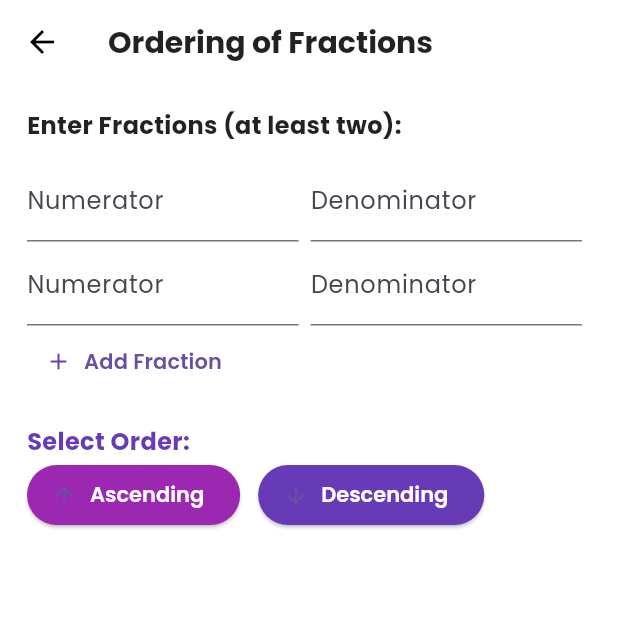
After one commit to JudeChika/Math-Guru, a Flutter app: the OrderingFractionsScreen screen opened directly, on a phone screen of 412 x 824 dp, the top half of it. The commit adds this screen. Run offline on Flutter 3.47's test engine with Material 3 defaults, Android fonts, the phone set to English and light mode, and no system bars; our stand-ins replace cloud_firestore, firebase_auth, firebase_core, firebase_storage, flutter_animate, flutter_riverpod and 4 more; missing offline and left inert: flutter_math_fork; accounts and stored records are empty.

Commit message:
my files

```diff
--- a/lib/features/junior_secondary/jss1/fractions/mixed_improper/mixed_improper_screen.dart
+++ b/lib/features/junior_secondary/jss1/fractions/mixed_improper/mixed_improper_screen.dart
@@ -162,7 +162,7 @@ class _MixedImproperScreenState extends State<MixedImproperScreen>
           children: [
             Text('Step 3: Split the fraction: ', style: textStyle),
             FractionText(
-              numerator: '${prod} + ${output.numerator}',
+              numerator: '$prod + ${output.numerator}',
               denominator: output.denominator,
               fontSize: 14,
               fontWeight: FontWeight.bold, color: Colors.deepPurple,
--- /dev/null
+++ b/lib/features/junior_secondary/jss1/fractions/ordering_of_fractions/fraction_display.dart
@@ -0,0 +1,29 @@
+import 'package:flutter/material.dart';
+import 'package:flutter_math_fork/flutter_math.dart';
+import 'package:google_fonts/google_fonts.dart';
+
+class FractionDisplay extends StatelessWidget {
+  final int numerator;
+  final int denominator;
+  final double fontSize;
+  final Color? color;
+  const FractionDisplay({
+    super.key,
+    required this.numerator,
+    required this.denominator,
+    this.fontSize = 22,
+    this.color, required String fontFamily,
+  });
+
+  @override
+  Widget build(BuildContext context) {
+    return Math.tex(
+      "\\frac{$numerator}{$denominator}",
+      textStyle: GoogleFonts.poppins(
+        fontSize: fontSize,
+        color: color ?? Colors.deepPurple,
+        fontWeight: FontWeight.bold,
+      ),
+    );
+  }
+}
--- /dev/null
+++ b/lib/features/junior_secondary/jss1/fractions/ordering_of_fractions/ordering_fractions_logic.dart
@@ -0,0 +1,59 @@
+import 'ordering_fractions_models.dart';
+
+class OrderingFractionsLogic {
+  static int gcd(int a, int b) {
+    while (b != 0) {
+      final t = b;
+      b = a % b;
+      a = t;
+    }
+    return a;
+  }
+
+  static int lcm2(int a, int b) => (a * b) ~/ gcd(a, b);
+
+  static int findLcmList(List<int> nums) {
+    int lcm = nums[0];
+    for (int n in nums.skip(1)) {
+      lcm = lcm2(lcm, n);
+    }
+    return lcm;
+  }
+
+  static List<WorkingStep> calculateWorkingSteps(List<FractionInput> fractions) {
+    final numerators = fractions.map((f) => f.numerator!).toList();
+    final denominators = fractions.map((f) => f.denominator!).toList();
+    final lcm = findLcmList(denominators);
+    final steps = <WorkingStep>[];
+    for (int i = 0; i < fractions.length; i++) {
+      final factor = lcm ~/ denominators[i];
+      final value = numerators[i] * factor;
+      steps.add(WorkingStep(
+        index: i,
+        numerator: numerators[i],
+        denominator: denominators[i],
+        lcm: lcm,
+        factor: factor,
+        value: value,
+      ));
+    }
+    return steps;
+  }
+
+  static List<FractionWithValue> orderFractions(
+      List<WorkingStep> steps, {
+        required bool ascending,
+      }) {
+    final withValues = [
+      for (final step in steps)
+        FractionWithValue(
+          numerator: step.numerator,
+          denominator: step.denominator,
+          value: step.value,
+        )
+    ];
+    withValues.sort((a, b) =>
+    ascending ? a.value.compareTo(b.value) : b.value.compareTo(a.value));
+    return withValues;
+  }
+}
--- /dev/null
+++ b/lib/features/junior_secondary/jss1/fractions/ordering_of_fractions/ordering_fractions_models.dart
@@ -0,0 +1,33 @@
+class FractionInput {
+  int? numerator;
+  int? denominator;
+  FractionInput({this.numerator, this.denominator});
+}
+
+class WorkingStep {
+  final int index;
+  final int numerator;
+  final int denominator;
+  final int lcm;
+  final int factor;
+  final int value;
+  WorkingStep({
+    required this.index,
+    required this.numerator,
+    required this.denominator,
+    required this.lcm,
+    required this.factor,
+    required this.value,
+  });
+}
+
+class FractionWithValue {
+  final int numerator;
+  final int denominator;
+  final int value;
+  FractionWithValue({
+    required this.numerator,
+    required this.denominator,
+    required this.value,
+  });
+}
--- /dev/null
+++ b/lib/features/junior_secondary/jss1/fractions/ordering_of_fractions/ordering_fractions_screen.dart
@@ -0,0 +1,400 @@
+import 'package:flutter/material.dart';
+import 'package:google_fonts/google_fonts.dart';
+
+import 'ordering_fractions_models.dart';
+import 'ordering_fractions_logic.dart';
+import 'ordering_fractions_workings.dart';
+import 'fraction_display.dart';
+
+enum OrderType { ascending, descending }
+
+class OrderingFractionsScreen extends StatefulWidget {
+  const OrderingFractionsScreen({super.key});
+
+  @override
+  State<OrderingFractionsScreen> createState() => _OrderingFractionsScreenState();
+}
+
+class _OrderingFractionsScreenState extends State<OrderingFractionsScreen> {
+  List<FractionInput> _fractions = [
+    FractionInput(),
+    FractionInput(),
+  ];
+  OrderType? _orderType;
+  List<WorkingStep>? _workingSteps;
+  List<FractionWithValue>? _orderedFractions;
+  int? _lcm;
+  bool _submitted = false;
+  String? _errorMsg;
+
+  final _formKey = GlobalKey<FormState>();
+
+  void _addFraction() {
+    setState(() {
+      _fractions.add(FractionInput());
+    });
+  }
+
+  void _removeFraction(int idx) {
+    setState(() {
+      if (_fractions.length > 2) {
+        _fractions.removeAt(idx);
+      }
+    });
+  }
+
+  void _submit(OrderType type) {
+    FocusScope.of(context).unfocus();
+    if (!_formKey.currentState!.validate()) {
+      setState(() {
+        _errorMsg = "Please enter valid numerators and denominators (denominator ≠ 0).";
+        _submitted = true;
+      });
+      return;
+    }
+    setState(() {
+      _errorMsg = null;
+      _formKey.currentState!.save();
+      _orderType = type;
+    });
+
+    final numerators = _fractions.map((f) => f.numerator!).toList();
+    final denominators = _fractions.map((f) => f.denominator!).toList();
+    final lcm = OrderingFractionsLogic.findLcmList(denominators);
+    final steps = OrderingFractionsLogic.calculateWorkingSteps(_fractions);
+    final ordered = OrderingFractionsLogic.orderFractions(steps, ascending: (type == OrderType.ascending));
+    setState(() {
+      _lcm = lcm;
+      _workingSteps = steps;
+      _orderedFractions = ordered;
+      _submitted = true;
+    });
+  }
+
+  @override
+  Widget build(BuildContext context) {
+    final poppins16 = GoogleFonts.poppins(fontSize: 16);
+
+    return Scaffold(
+      appBar: AppBar(
+        title: Text(
+          'Ordering of Fractions',
+          style: GoogleFonts.poppins(
+            fontWeight: FontWeight.bold,
+            fontSize: 20,
+            color: Theme.of(context).brightness == Brightness.dark ? Colors.white : Colors.black87,
+          ),
+        ),
+      ),
+      body: SingleChildScrollView(
+        padding: const EdgeInsets.symmetric(horizontal: 18, vertical: 16),
+        child: Column(
+          crossAxisAlignment: CrossAxisAlignment.start,
+          children: [
+            Text(
+              "Enter Fractions (at least two):",
+              style: GoogleFonts.poppins(
+                fontSize: 16,
+                fontWeight: FontWeight.bold,
+                color: Colors.black87,
+              ),
+            ),
+            const SizedBox(height: 10),
+            Form(
+              key: _formKey,
+              child: Column(
+                children: [
+                  for (int i = 0; i < _fractions.length; i++)
+                    Row(
+                      children: [
+                        Flexible(
+                          flex: 3,
+                          child: TextFormField(
+                            initialValue: _fractions[i].numerator?.toString(),
+                            decoration: InputDecoration(
+                              labelText: "Numerator",
+                              labelStyle: GoogleFonts.poppins(),
+                            ),
+                            style: poppins16,
+                            keyboardType: TextInputType.number,
+                            validator: (val) {
+                              final n = int.tryParse(val ?? "");
+                              if (n == null) return "";
+                              return null;
+                            },
+                            onSaved: (val) =>
+                            _fractions[i].numerator = int.tryParse(val ?? ""),
+                          ),
+                        ),
+                        const SizedBox(width: 8),
+                        Flexible(
+                          flex: 3,
+                          child: TextFormField(
+                            initialValue: _fractions[i].denominator?.toString(),
+                            decoration: InputDecoration(
+                              labelText: "Denominator",
+                              labelStyle: GoogleFonts.poppins(),
+                            ),
+                            style: poppins16,
+                            keyboardType: TextInputType.number,
+                            validator: (val) {
+                              final d = int.tryParse(val ?? "");
+                              if (d == null || d == 0) return "";
+                              return null;
+                            },
+                            onSaved: (val) =>
+                            _fractions[i].denominator = int.tryParse(val ?? ""),
+                          ),
+                        ),
+                        const SizedBox(width: 6),
+                        if (_fractions.length > 2)
+                          IconButton(
+                            icon: const Icon(Icons.remove_circle, color: Colors.red),
+                            onPressed: () => _removeFraction(i),
+                          ),
+                      ],
+                    ),
+                  Row(
+                    children: [
+                      TextButton.icon(
+                        icon: const Icon(Icons.add, color: Colors.deepPurple),
+                        label: Text(
+                          "Add Fraction",
+                          style: GoogleFonts.poppins(fontWeight: FontWeight.w600),
+                        ),
+                        onPressed: _addFraction,
+                      ),
+                    ],
+                  ),
+                ],
+              ),
+            ),
+            const SizedBox(height: 18),
+            Text(
+              "Select Order:",
+              style: GoogleFonts.poppins(
+                fontSize: 16,
+                fontWeight: FontWeight.bold,
+                color: Colors.deepPurple,
+              ),
+            ),
+            Row(
+              children: [
+                ElevatedButton.icon(
+                  icon: const Icon(Icons.arrow_upward),
+                  style: ElevatedButton.styleFrom(
+                    backgroundColor: Colors.purple,
+                    textStyle: GoogleFonts.poppins(fontWeight: FontWeight.w600),
+                  ),
+                  label: Text("Ascending", style: GoogleFonts.poppins(fontWeight: FontWeight.w600, color: Colors.white)),
+                  onPressed: () => _submit(OrderType.ascending),
+                ),
+                const SizedBox(width: 12),
+                ElevatedButton.icon(
+                  icon: const Icon(Icons.arrow_downward),
+                  style: ElevatedButton.styleFrom(
+                    backgroundColor: Colors.deepPurple,
+                    textStyle: GoogleFonts.poppins(fontWeight: FontWeight.w600),
+                  ),
+                  label: Text("Descending", style: GoogleFonts.poppins(fontWeight: FontWeight.w600, color: Colors.white)),
+                  onPressed: () => _submit(OrderType.descending),
+                ),
+              ],
+            ),
+            if (_errorMsg != null)
+              Padding(
+                padding: const EdgeInsets.only(top: 10),
+                child: Text(
+                  _errorMsg!,
+                  style: GoogleFonts.poppins(color: Colors.red, fontSize: 16),
+                ),
+              ),
+            const SizedBox(height: 20),
+            if (_submitted && _orderedFractions != null) ...[
+              Card(
+                color: Colors.green.shade50,
+                margin: const EdgeInsets.symmetric(vertical: 10),
+                child: Padding(
+                  padding: const EdgeInsets.symmetric(horizontal: 12, vertical: 12),
+                  child: Column(
+                    crossAxisAlignment: CrossAxisAlignment.start,
+                    children: [
+                      // Answer
+                      Center(
+                        child: Wrap(
+                          spacing: 16,
+                          crossAxisAlignment: WrapCrossAlignment.center,
+                          children: [
+                            for (final f in _orderedFractions!) ...[
+                              FractionDisplay(
+                                numerator: f.numerator,
+                                denominator: f.denominator,
+                                fontSize: 32,
+                                color: Colors.deepPurple,
+                                fontFamily: 'Poppins',
+                              ),
+                              if (f != _orderedFractions!.last)
+                                _orderType == OrderType.ascending
+                                    ? const Icon(Icons.arrow_forward, color: Colors.purple, size: 26)
+                                    : const Icon(Icons.arrow_back, color: Colors.purple, size: 26),
+                            ]
+                          ],
+                        ),
+                      ),
+                      const SizedBox(height: 30),
+                      // Workings section
+                      if (_lcm != null && _workingSteps != null)
+                        OrderingFractionsWorkings(
+                          lcm: _lcm!,
+                          steps: _workingSteps!,
+                        ),
+                      const SizedBox(height: 20),
+                      // Step-by-step Solution section
+                      Text(
+                        "Step-by-step Solution:",
+                        style: GoogleFonts.poppins(fontWeight: FontWeight.bold, fontSize: 16),
+                      ),
+                      _stepsCard(_stepWidgets(context), Theme.of(context)),
+                    ],
+                  ),
+                ),
+              ),
+            ]
+          ],
+        ),
+      ),
+    );
+  }
+
+  List<Widget> _stepWidgets(BuildContext context) {
+    final poppins = GoogleFonts.poppins(fontSize: 14, color: Colors.black87);
+    final fractions = _fractions;
+    final lcm = _lcm!;
+    final orderType = _orderType!;
+    final stepWidgets = <Widget>[
+      Padding(
+        padding: const EdgeInsets.symmetric(vertical: 2),
+        child: Wrap(
+          crossAxisAlignment: WrapCrossAlignment.center,
+          children: [
+            Text('Step 1: Display the fractions entered: ', style: poppins.copyWith(color: Colors.deepPurple, fontWeight: FontWeight.w600)),
+            ...[
+              for (int i = 0; i < fractions.length; i++) ...[
+                FractionDisplay(
+                  numerator: fractions[i].numerator!,
+                  denominator: fractions[i].denominator!,
+                  fontSize: 18, fontFamily: 'Poppins',
+                ),
+                if (i != fractions.length - 1)
+                  Padding(
+                    padding: const EdgeInsets.symmetric(horizontal: 3),
+                    child: Text(",", style: poppins),
+                  ),
+              ]
+            ]
+          ],
+        ),
+      ),
+      Padding(
+        padding: const EdgeInsets.symmetric(vertical: 2),
+        child: Wrap(
+          crossAxisAlignment: WrapCrossAlignment.center,
+          children: [
+            Text('Step 2: Find the LCM of the denominators: ', style: poppins.copyWith(color: Colors.deepPurple, fontWeight: FontWeight.w600)),
+            SingleChildScrollView(
+              scrollDirection: Axis.horizontal,
+              child: Row(
+                children: [
+                  Text(
+                    "(${fractions.map((f) => f.denominator).join(", ")}) = ",
+                    style: poppins.copyWith(fontWeight: FontWeight.bold, color: Colors.deepPurple),
+                  ),
+                  Text("$lcm", style: poppins.copyWith(fontWeight: FontWeight.bold, color: Colors.deepPurple)),
+                ],
+              ),
+            ),
+          ],
+        ),
+      ),
+      for (final s in _workingSteps!) ...[
+        Padding(
+          padding: const EdgeInsets.symmetric(vertical: 2),
+          child: Wrap(
+            crossAxisAlignment: WrapCrossAlignment.center,
+            children: [
+              Text('Step 3: Multiply ', style: poppins),
+              FractionDisplay(
+                numerator: s.numerator,
+                denominator: s.denominator,
+                fontSize: 16, fontFamily: 'Poppins',
+              ),
+              Text(' by ', style: poppins),
+              FractionDisplay(
+                numerator: s.lcm,
+                denominator: 1,
+                fontSize: 16,
+                color: Colors.deepPurple, fontFamily: 'Poppins',
+              ),
+              Text(' = ', style: poppins),
+              Text('${s.numerator} × ${s.factor} = ', style: poppins),
+              Text('${s.value}', style: poppins.copyWith(color: Colors.deepPurple, fontWeight: FontWeight.w600)),
+            ],
+          ),
+        ),
+      ],
+      Padding(
+        padding: const EdgeInsets.symmetric(vertical: 2),
+        child: Wrap(
+          crossAxisAlignment: WrapCrossAlignment.center,
+          children: [
+            Text('Step 4: Arrange the fractions according to their values: ', style: poppins.copyWith(color: Colors.deepPurple, fontWeight: FontWeight.w600)),
+            ...[
+              for (int i = 0; i < _orderedFractions!.length; i++) ...[
+                FractionDisplay(
+                  numerator: _orderedFractions![i].numerator,
+                  denominator: _orderedFractions![i].denominator,
+                  fontSize: 18,
+                  color: Colors.purple, fontFamily: 'Poppins',
+                ),
+                if (i != _orderedFractions!.length - 1)
+                  orderType == OrderType.ascending
+                      ? const Icon(Icons.arrow_forward, color: Colors.deepPurple, size: 18)
+                      : const Icon(Icons.arrow_back, color: Colors.deepPurple, size: 18),
+              ]
+            ],
+            const SizedBox(width: 8),
+            Text(
+              orderType == OrderType.ascending ? "(Ascending order)" : "(Descending order)",
+              style: poppins.copyWith(color: Colors.purple, fontWeight: FontWeight.bold),
+            ),
+          ],
+        ),
+      ),
+    ];
+    return stepWidgets;
+  }
+
+  Widget _stepsCard(List<Widget> steps, ThemeData theme) {
+    return ListView.builder(
+      shrinkWrap: true,
+      physics: const NeverScrollableScrollPhysics(),
+      itemCount: steps.length,
+      itemBuilder: (context, idx) => Card(
+        color: theme.cardColor.withOpacity(0.98),
+        elevation: 0.5,
+        margin: const EdgeInsets.symmetric(vertical: 2),
+        child: ListTile(
+          leading: CircleAvatar(
+            backgroundColor: Colors.deepPurple.shade50,
+            child: Text('${idx + 1}',
+                style: GoogleFonts.poppins(
+                  color: Colors.deepPurple,
+                  fontWeight: FontWeight.w600,
+                )),
+          ),
+          title: steps[idx],
+        ),
+      ),
+    );
+  }
+}
--- a/lib/features/junior_secondary/jss1/jss1_topic_detail_screen.dart
+++ b/lib/features/junior_secondary/jss1/jss1_topic_detail_screen.dart
@@ -3,6 +3,7 @@ import 'package:math_guru/features/junior_secondary/jss1/fractions/mixed_imprope
 import 'package:math_guru/features/junior_secondary/jss1/number_base_system/binary_conversion/binary_conversion_screen.dart';
 import 'factors_multiples/hcf/hcf_screen.dart';
 import 'factors_multiples/lcm/lcm_screen.dart';
+import 'fractions/ordering_of_fractions/ordering_fractions_screen.dart';
 import 'number_base_system/binary_counting/binary_counting_screen.dart';
 import 'numbers_and_numeration/counting/counting_converter_screen.dart';
 import 'numbers_and_numeration/egyptian_number/egyptian_converter_screen.dart';
@@ -54,6 +55,9 @@ class Jss1TopicDetailScreen extends StatelessWidget {
     if (subtopic == 'Mixed Numbers & Improper Fractions') {
       return const MixedImproperScreen();
     }
+    if (subtopic == 'Ordering of Fractions') {
+      return const OrderingFractionsScreen();
+    }
 
     return Scaffold(
       appBar: AppBar(
--- a/lib/features/junior_secondary/jss1/number_base_system/binary_conversion/binary_to_decimal_logic.dart
+++ b/lib/features/junior_secondary/jss1/number_base_system/binary_conversion/binary_to_decimal_logic.dart
@@ -60,10 +60,10 @@ class BinaryToDecimalLogic {
       int power = len - 1 - i;
       int digit = int.parse(digits[i]);
       int value = digit * (1 << power);
-      terms.add("(${digit}×2${_superscript(power)})");
+      terms.add("($digit×2${_superscript(power)})");
       values.add("$value");
       stepDetails.add(
-          "Step ${i + 1}: ${digit} × 2${_superscript(power)} = $value");
+          "Step ${i + 1}: $digit × 2${_superscript(power)} = $value");
       decimal += value;
     }
 
--- a/pubspec.yaml
+++ b/pubspec.yaml
@@ -19,6 +19,7 @@ dependencies:
   flutter_animate: ^4.3.0
   cloud_firestore: ^5.6.8
   firebase_storage: ^12.4.6
+  flutter_math_fork: ^0.7.4
   image_picker: ^1.1.2
   shared_preferences: ^2.5.3
   cupertino_icons: ^1.0.8
```
Also changed, not shown: lib/features/junior_secondary/jss1/fractions/ordering_of_fractions/ordering_fractions_workings.dart (added, +81 -0 lines), lib/features/junior_secondary/jss1/number_base_system/binary_conversion/binary_conversion_screen.dart (+4 -4 lines), lib/features/junior_secondary/jss1/number_base_system/binary_conversion/decimal_to_binary_logic.dart (+19 -17 lines), pubspec.lock.
